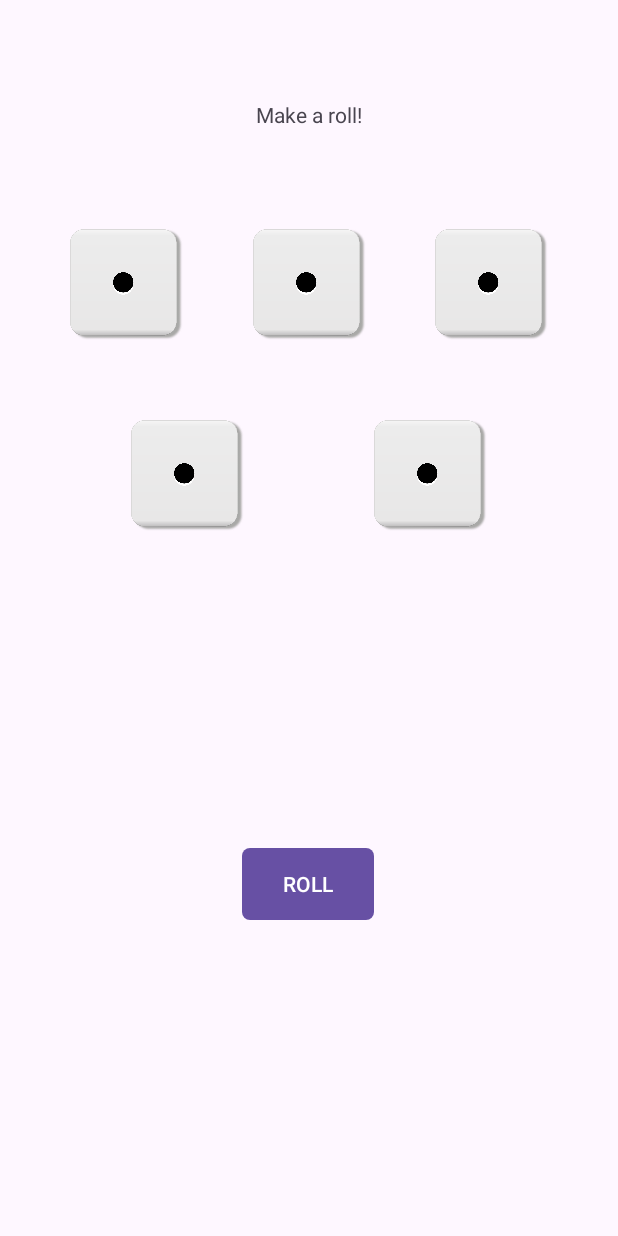
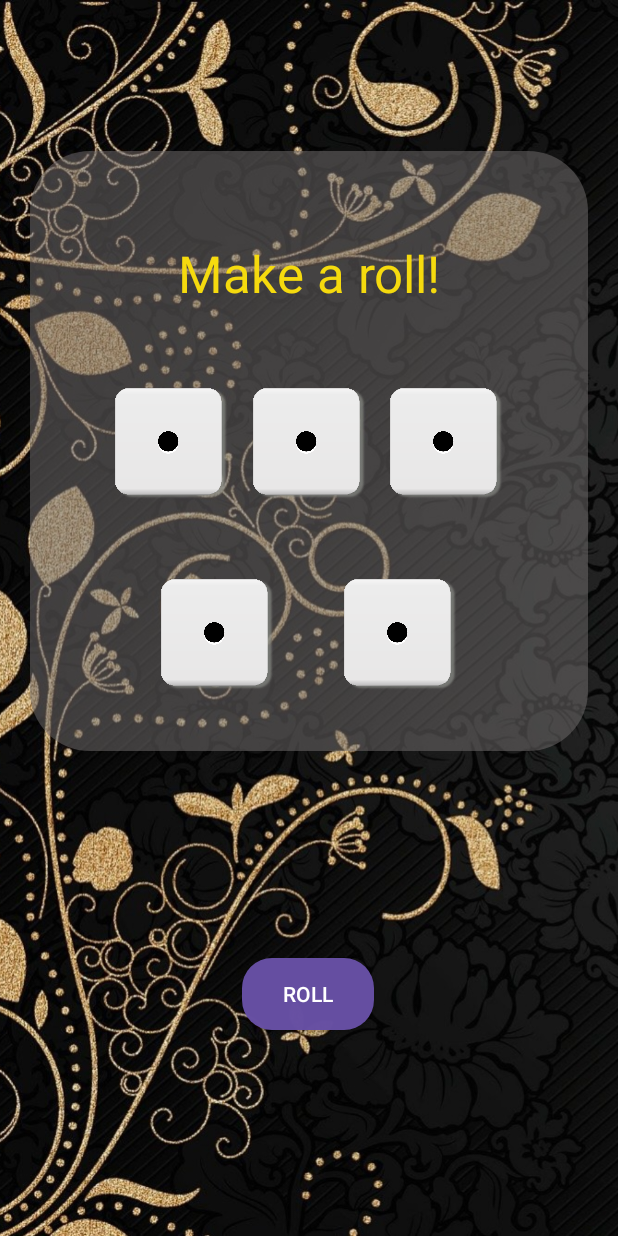
Before and after one commit to magnfreid/MathApp, an Android app: the screen it shows after launch (MainActivity), on a phone screen of 412 x 824 dp. Run offline under Robolectric (Android 15) with nearby library versions, the phone set to English and light mode, and no system bars.

Commit message:
Added styles

```diff
--- a/app/src/main/java/com/example/dicegame/MainActivity.kt
+++ b/app/src/main/java/com/example/dicegame/MainActivity.kt
@@ -31,6 +31,7 @@ class MainActivity : AppCompatActivity() {
         }
         rollButton = findViewById(R.id.rollButton)
         display = findViewById(R.id.displayTextView)
+
         val diceImageViews = listOf<ImageView>(
             findViewById(R.id.dice1ImageView),
             findViewById(R.id.dice2ImageView),
--- a/app/src/main/res/drawable/custom_button.xml
+++ /dev/null
@@ -1,11 +0,0 @@
-<?xml version="1.0" encoding="utf-8"?>
-
-<shape xmlns:android="http://schemas.android.com/apk/res/android">
-    <corners android:radius="5dp" />
-    <padding
-        android:left="10dp"
-        android:top="10dp"
-        android:right="10dp"
-        android:bottom="10dp" />
-
-</shape>
--- /dev/null
+++ b/app/src/main/res/drawable/dice_box_drawable.xml
@@ -0,0 +1,5 @@
+<?xml version="1.0" encoding="utf-8"?>
+<shape xmlns:android="http://schemas.android.com/apk/res/android">
+    <solid android:color="@color/dice_box_background_color" />
+    <corners android:radius="40dp" />
+</shape>
--- /dev/null
+++ b/app/src/main/res/drawable/roll_button_background.xml
@@ -0,0 +1,5 @@
+<?xml version="1.0" encoding="utf-8"?>
+<shape xmlns:android="http://schemas.android.com/apk/res/android">
+    <solid android:color="@color/roll_button_color" />
+    <corners android:radius="20dp" />
+</shape>
--- a/app/src/main/res/layout/activity_main.xml
+++ b/app/src/main/res/layout/activity_main.xml
@@ -5,19 +5,44 @@
     android:id="@+id/main"
     android:layout_width="match_parent"
     android:layout_height="match_parent"
+    android:background="@color/background_color"
     tools:context=".MainActivity">
 
-    <Button
-        android:id="@+id/rollButton"
-        style="@style/CustomButtonStyle"
+    <!-- Background Image -->
+    <ImageView
+        android:id="@+id/imageView"
+        android:layout_width="match_parent"
+        android:layout_height="match_parent"
+        android:scaleType="centerCrop"
+        android:src="@drawable/background"
+        tools:layout_editor_absoluteX="0dp"
+        tools:layout_editor_absoluteY="48dp" />
+
+    <!-- Dice Box -->
+
+    <androidx.constraintlayout.widget.ConstraintLayout
+        android:id="@+id/diceBox"
+        style="@style/DiceBoxStyle"
+        android:layout_width="match_parent"
+        android:layout_height="wrap_content"
+        app:layout_constraintBottom_toBottomOf="@+id/imageView"
+        app:layout_constraintEnd_toEndOf="@+id/imageView"
+        app:layout_constraintHorizontal_bias="1.0"
+        app:layout_constraintStart_toStartOf="parent"
+        app:layout_constraintTop_toTopOf="parent"
+        app:layout_constraintVertical_bias="0.238">
+
+        <TextView
+            android:id="@+id/displayTextView"
+            style="@style/DisplayTextStyle"
             android:layout_width="wrap_content"
             android:layout_height="wrap_content"
-        android:text="@string/rollButtonText"
-        app:layout_constraintBottom_toBottomOf="parent"
+            android:text="@string/displayText"
+            app:layout_constraintBottom_toTopOf="@+id/dice2ImageView"
             app:layout_constraintEnd_toEndOf="parent"
-        app:layout_constraintHorizontal_bias="0.498"
             app:layout_constraintStart_toStartOf="parent"
-        app:layout_constraintTop_toBottomOf="@+id/dice4ImageView" />
+            app:layout_constraintTop_toTopOf="parent" />
+
 
         <ImageView
             android:id="@+id/dice2ImageView"
@@ -74,14 +99,18 @@
             app:layout_constraintTop_toBottomOf="@+id/dice3ImageView"
             app:srcCompat="@drawable/dice_1" />
 
-    <TextView
-        android:id="@+id/displayTextView"
+    </androidx.constraintlayout.widget.ConstraintLayout>
+
+    <Button
+        android:id="@+id/rollButton"
+        style="@style/RollButtonStyle"
         android:layout_width="wrap_content"
         android:layout_height="wrap_content"
-        android:text="@string/displayText"
-        app:layout_constraintBottom_toTopOf="@+id/dice2ImageView"
+        android:text="@string/rollButtonText"
+        app:layout_constraintBottom_toBottomOf="parent"
         app:layout_constraintEnd_toEndOf="parent"
+        app:layout_constraintHorizontal_bias="0.498"
         app:layout_constraintStart_toStartOf="parent"
-        app:layout_constraintTop_toTopOf="parent" />
+        app:layout_constraintTop_toBottomOf="@+id/diceBox" />
 
 </androidx.constraintlayout.widget.ConstraintLayout>
--- a/app/src/main/res/values/colors.xml
+++ b/app/src/main/res/values/colors.xml
@@ -2,5 +2,8 @@
 <resources>
     <color name="black">#FF000000</color>
     <color name="white">#FFFFFF</color>
-    <color name="red">#85CD0A0A</color>
+    <color name="background_color">#FF000000</color>
+    <color name="dice_box_background_color">#86706D6D</color>
+    <color name="roll_button_color">#FBB80404</color>
+    <color name="display_text_color">#FBF8DC0D</color>
 </resources>
--- a/app/src/main/res/values/styles.xml
+++ b/app/src/main/res/values/styles.xml
@@ -1,7 +1,23 @@
 <?xml version="1.0" encoding="utf-8"?>
 <resources>
 
-    <style name="CustomButtonStyle" parent="Widget.AppCompat.Button">
-        <item name="android:background">@drawable/custom_button</item>
+    <style name="RollButtonStyle" parent="Widget.AppCompat.Button">
+        <item name="android:background">@drawable/roll_button_background</item>
+        ... other style attributes ...
+    </style>
+
+    <style name="DisplayTextStyle" parent="Widget.AppCompat.TextView">
+        <item name="android:textColor">@color/display_text_color</item>
+        <item name="android:textSize">34sp</item>
+    </style>
+
+    <style name="DiceBoxStyle">
+        <item name="android:background">@drawable/dice_box_drawable</item>
+        <item name="android:paddingEnd">40dp</item>
+        <item name="android:paddingStart">40dp</item>
+        <item name="android:paddingTop">5dp</item>
+        <item name="android:paddingBottom">40dp</item>
+        <item name="android:layout_marginStart">20dp</item>
+        <item name="android:layout_marginEnd">20dp</item>
     </style>
 </resources>
```
Also changed, not shown: app/src/main/res/drawable/background.jpeg (added). Lines whose indentation alone changed are shown as unchanged.
